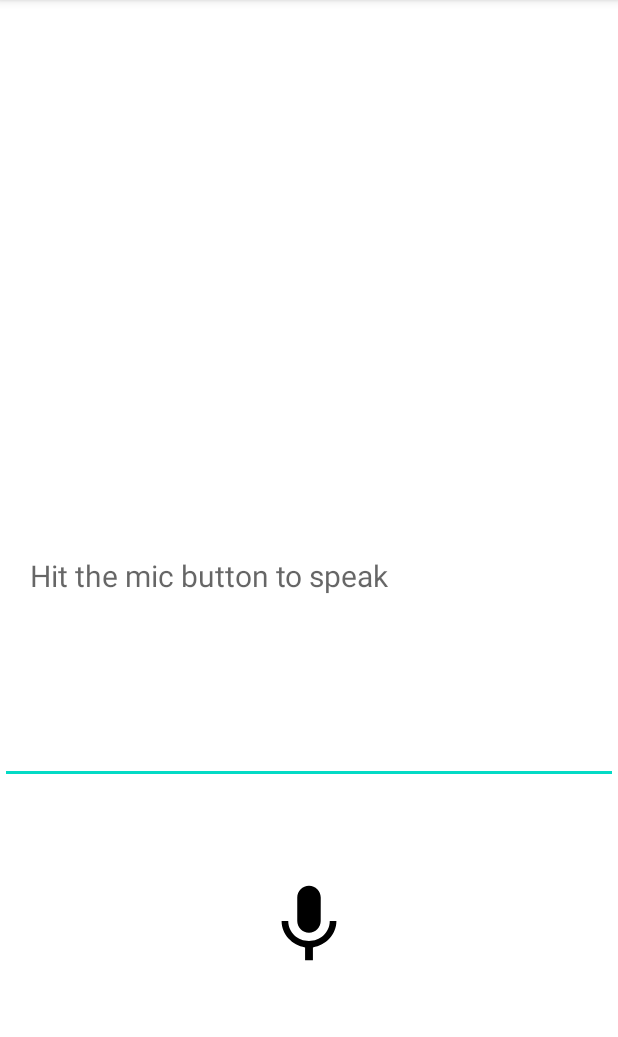
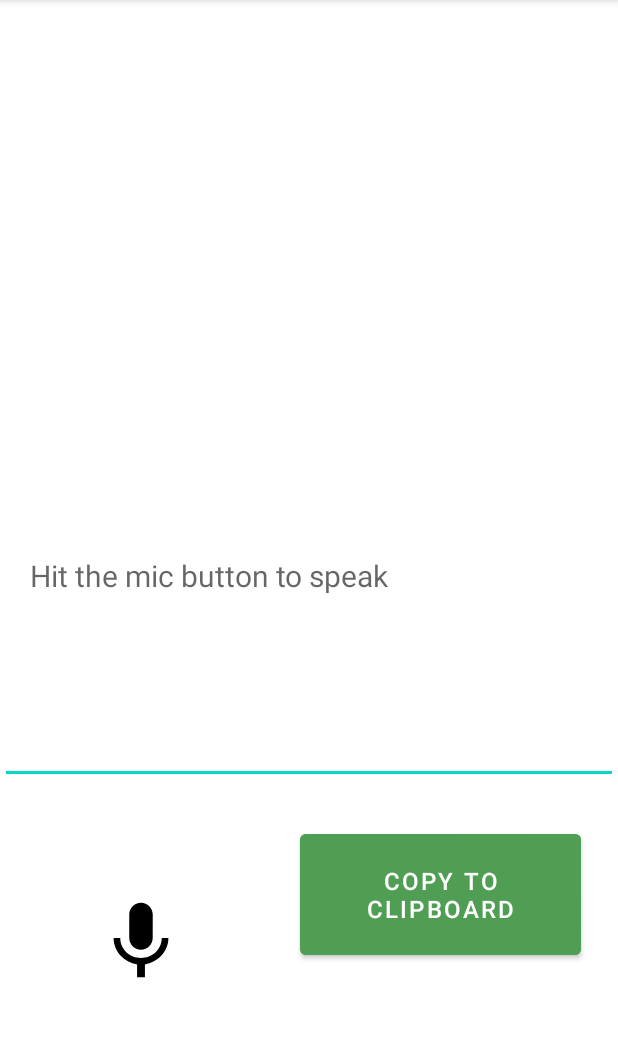
Before and after one commit to Efeighery/MedsUpApp, an Android app: the SpeechToText screen opened directly, with no data from a screen before it, on a phone screen of 412 x 824 dp, the part 84-1121 px from its top. Run offline under Robolectric (Android 15) with nearby library versions, the phone set to English and light mode, and no system bars.

Commit message:
Added a copy to clipboard button

```diff
--- a/app/src/main/java/com/example/medsupapp/SpeechToText.java
+++ b/app/src/main/java/com/example/medsupapp/SpeechToText.java
@@ -3,10 +3,14 @@ package com.example.medsupapp;
 import androidx.annotation.Nullable;
 import androidx.appcompat.app.AppCompatActivity;
 
+import android.content.ClipData;
+import android.content.ClipboardManager;
+import android.content.Context;
 import android.content.Intent;
 import android.os.Bundle;
 import android.speech.RecognizerIntent;
 import android.view.View;
+import android.widget.Button;
 import android.widget.EditText;
 import android.widget.ImageView;
 import android.widget.Toast;
@@ -41,6 +45,8 @@ public class SpeechToText extends AppCompatActivity {
     EditText textBox;
     ImageView microphoneBtn;
 
+    Button copyTextBtn;
+
     @Override
     protected void onCreate(Bundle savedInstanceState) {
         super.onCreate(savedInstanceState);
@@ -48,6 +54,7 @@ public class SpeechToText extends AppCompatActivity {
 
         textBox = findViewById(R.id.textArea);
         microphoneBtn = findViewById(R.id.micView);
+        copyTextBtn = findViewById(R.id.copyBtn);
 
         // This is where the recogniser function will work
         microphoneBtn.setOnClickListener(v -> {
@@ -74,6 +81,19 @@ public class SpeechToText extends AppCompatActivity {
             }
 
         });
+
+
+        copyTextBtn.setOnClickListener(new View.OnClickListener() {
+            @Override
+            public void onClick(View v) {
+                ClipboardManager clipBoard = (ClipboardManager) getSystemService(Context.CLIPBOARD_SERVICE);
+                ClipData clip = ClipData.newPlainText("Text", textBox.getText().toString());
+
+                clipBoard.setPrimaryClip(clip);
+
+                Toast.makeText(SpeechToText.this, "Copied text to the clipboard", Toast.LENGTH_SHORT).show();
+            }
+        });
     }
 
     @Override
--- a/app/src/main/res/layout/activity_speech_to_text.xml
+++ b/app/src/main/res/layout/activity_speech_to_text.xml
@@ -19,13 +19,23 @@
         />
 
     <ImageView
+        android:id="@+id/micView"
         android:layout_width="wrap_content"
         android:layout_height="wrap_content"
-        android:id="@+id/micView"
-        android:src="@drawable/ic_mic_button_foreground"
         android:layout_below="@id/textArea"
+        android:layout_marginTop="11dp"
         android:padding="40dp"
-        android:layout_centerHorizontal="true"
-        />
+        android:src="@drawable/ic_mic_button_foreground" />
+
+    <Button
+        android:id="@+id/copyBtn"
+        android:layout_width="187dp"
+        android:layout_height="wrap_content"
+        android:layout_marginLeft="200dp"
+        android:layout_marginTop="550dp"
+        android:backgroundTint="#509E53"
+        android:padding="20dp"
+        android:text="Copy to Clipboard"
+        android:textSize="16dp" />
 
 </RelativeLayout>
```
